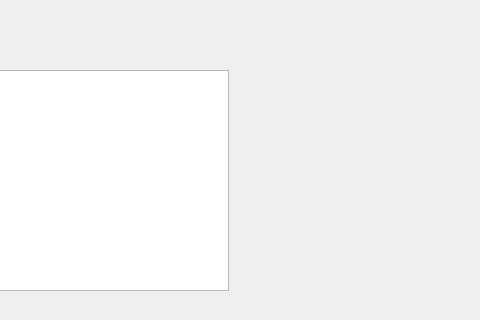
This is mainwindow.ui in kyne5473/3010_FinalProject as Qt 5 draws it before an edit; both pictures show x 422 to 902 and y 0 to 320 of the 902 by 600 pixel window. The edited form follows.
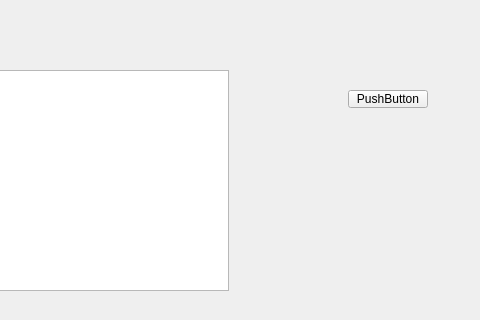
This is the edited form.

Diff of the .ui file:
```diff
--- a/mainwindow.ui
+++ b/mainwindow.ui
@@ -34,6 +34,19 @@
      </rect>
     </property>
    </widget>
+   <widget class="QPushButton" name="pushButton">
+    <property name="geometry">
+     <rect>
+      <x>770</x>
+      <y>90</y>
+      <width>80</width>
+      <height>18</height>
+     </rect>
+    </property>
+    <property name="text">
+     <string>PushButton</string>
+    </property>
+   </widget>
   </widget>
   <widget class="QMenuBar" name="menubar">
    <property name="geometry">
```
Left out of the diff: 2 changed lines with no effect on the pictures.
